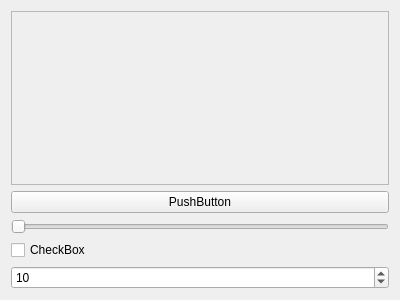
Artelia/PostTelemac, file meshlayertools/OpenGLTool_widget.ui: the form before one commit.
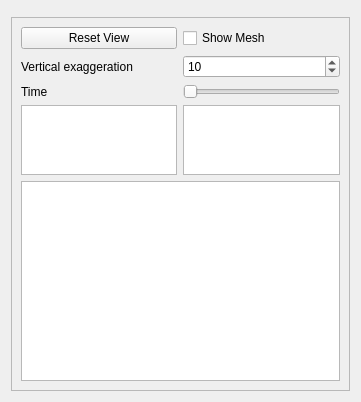
The form after the commit.

Patch:
```diff
--- a/meshlayertools/OpenGLTool_widget.ui
+++ b/meshlayertools/OpenGLTool_widget.ui
@@ -6,14 +6,14 @@
    <rect>
     <x>0</x>
     <y>0</y>
-    <width>400</width>
-    <height>300</height>
+    <width>361</width>
+    <height>387</height>
    </rect>
   </property>
   <property name="windowTitle">
    <string>Form</string>
   </property>
-  <layout class="QVBoxLayout" name="verticalLayout">
+  <layout class="QVBoxLayout" name="verticalLayout" stretch="10,1">
    <item>
     <widget class="QFrame" name="frame_qglwidget">
      <property name="frameShape">
@@ -25,27 +25,29 @@
     </widget>
    </item>
    <item>
-    <widget class="QPushButton" name="pushButton_play">
+    <widget class="QFrame" name="frame">
+     <property name="frameShape">
+      <enum>QFrame::StyledPanel</enum>
+     </property>
+     <property name="frameShadow">
+      <enum>QFrame::Raised</enum>
+     </property>
+     <layout class="QGridLayout" name="gridLayout">
+      <item row="1" column="0">
+       <widget class="QLabel" name="label">
      <property name="text">
-      <string>PushButton</string>
+         <string>Vertical exaggeration</string>
      </property>
     </widget>
    </item>
-   <item>
-    <widget class="QSlider" name="horizontalSlider_time">
-     <property name="orientation">
-      <enum>Qt::Horizontal</enum>
-     </property>
-    </widget>
-   </item>
-   <item>
+      <item row="0" column="1">
     <widget class="QCheckBox" name="checkBox_showmesh">
      <property name="text">
-      <string>CheckBox</string>
+         <string>Show Mesh</string>
      </property>
     </widget>
    </item>
-   <item>
+      <item row="1" column="1">
     <widget class="QSpinBox" name="spinBox_z">
      <property name="keyboardTracking">
       <bool>false</bool>
@@ -53,6 +55,46 @@
      <property name="value">
       <number>10</number>
      </property>
+       </widget>
+      </item>
+      <item row="0" column="0">
+       <widget class="QPushButton" name="pushButton_play">
+        <property name="text">
+         <string>Reset View</string>
+        </property>
+       </widget>
+      </item>
+      <item row="2" column="0">
+       <widget class="QLabel" name="label_2">
+        <property name="text">
+         <string>Time</string>
+        </property>
+       </widget>
+      </item>
+      <item row="2" column="1">
+       <widget class="QSlider" name="horizontalSlider_time">
+        <property name="orientation">
+         <enum>Qt::Horizontal</enum>
+        </property>
+       </widget>
+      </item>
+      <item row="3" column="0">
+       <widget class="QTextEdit" name="textEdit_modelview"/>
+      </item>
+      <item row="3" column="1">
+       <widget class="QTextEdit" name="textEdit_projectionview"/>
+      </item>
+      <item row="4" column="0" colspan="2">
+       <widget class="QTextEdit" name="textEdit_log">
+        <property name="minimumSize">
+         <size>
+          <width>0</width>
+          <height>200</height>
+         </size>
+        </property>
+       </widget>
+      </item>
+     </layout>
     </widget>
    </item>
   </layout>
```
Lines whose indentation alone changed are shown as unchanged.
